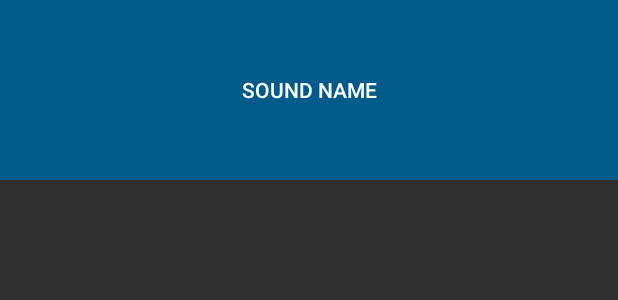
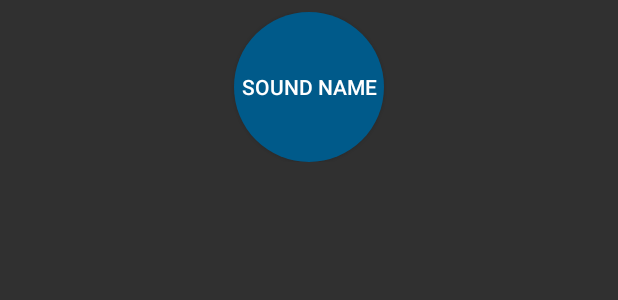
Before and after one commit to tybo96789/CSCI4702-AndroidDev, an Android app: the layout list_item_sound.xml on its own in the app's theme, with its tools: preview values and no code run, on a phone screen of 412 x 824 dp. Shown: the top 300 px of the screen. Run offline under Robolectric (Android 15) with nearby library versions, the phone set to English and light mode, and no system bars.

Commit message:
Chapter 23 Complete

```diff
--- /dev/null
+++ b/BeatBox/app/src/main/res/drawable/button_beat_box.xml
@@ -0,0 +1,6 @@
+<?xml version="1.0" encoding="utf-8"?>
+<selector xmlns:android="http://schemas.android.com/apk/res/android">
+    <item android:drawable="@drawable/button_beat_box_pressed"
+        android:state_pressed="true"/>
+    <item android:drawable="@drawable/button_beat_box_normal" />
+</selector>
--- /dev/null
+++ b/BeatBox/app/src/main/res/drawable/button_beat_box_normal.xml
@@ -0,0 +1,6 @@
+<?xml version="1.0" encoding="utf-8"?>
+<shape xmlns:android="http://schemas.android.com/apk/res/android"
+    android:shape="oval">
+    <solid
+        android:color="@color/dark_blue"/>
+</shape>
--- /dev/null
+++ b/BeatBox/app/src/main/res/drawable/button_beat_box_pressed.xml
@@ -0,0 +1,23 @@
+<?xml version="1.0" encoding="utf-8"?>
+<!--<shape xmlns:android="http://schemas.android.com/apk/res/android"-->
+    <!--android:shape="oval">-->
+    <!--<solid-->
+        <!--android:color="@color/red"/>-->
+<!--</shape>-->
+<layer-list xmlns:android="http://schemas.android.com/apk/res/android">
+    <item>
+        <shape xmlns:android="http://schemas.android.com/apk/res/android"
+            android:shape="oval">
+            <solid
+                android:color="@color/red"/>
+        </shape>
+    </item>
+    <item>
+        <shape
+            android:shape="oval">
+            <stroke
+                android:width="4dp"
+                android:color="@color/dark_red"/>
+        </shape>
+    </item>
+</layer-list>
--- a/BeatBox/app/src/main/res/layout/list_item_sound.xml
+++ b/BeatBox/app/src/main/res/layout/list_item_sound.xml
@@ -7,10 +7,22 @@
             name="viewModel"
             type="space.gameressence.tatiburcio.beatbox.SoundViewModel"/>
     </data>
-    <Button
+    <!--<Button-->
+        <!--android:layout_width="match_parent"-->
+        <!--android:layout_height="120dp"-->
+        <!--tools:text="Sound name"-->
+        <!--android:onClick="@{() -> viewModel.onButtonClicked()}"-->
+        <!--android:text="@{viewModel.title}"/>-->
+    <FrameLayout
         android:layout_width="match_parent"
-        android:layout_height="120dp"
-        tools:text="Sound name"
-        android:onClick="@{() -> viewModel.onButtonClicked()}"
-        android:text="@{viewModel.title}"/>
+        android:layout_height="wrap_content"
+        android:layout_margin="8dp">
+        <Button
+            android:layout_width="100dp"
+            android:layout_height="100dp"
+            android:layout_gravity="center"
+            android:onClick="@{() -> viewModel.onButtonClicked()}"
+            android:text="@{viewModel.title}"
+            tools:text="Sound name"/>
+    </FrameLayout>
 </layout>
--- a/BeatBox/app/src/main/res/values/styles.xml
+++ b/BeatBox/app/src/main/res/values/styles.xml
@@ -11,7 +11,9 @@
 
     <!--Chapter 22-->
     <style name="BeatBoxButton" parent="Widget.AppCompat.Button">
-        <item name="android:background">@color/dark_blue</item>
+        <!--<item name="android:background">@color/dark_blue</item>-->
+        <!--<item name="android:background">@drawable/button_beat_box_normal</item>-->
+        <item name="android:background">@drawable/button_beat_box</item>
     </style>
     <!--Removed for themes
     <style name="BeatBoxButton.Strong">
```
